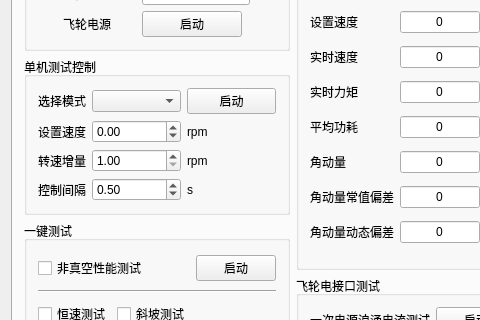
Old version of the form mainwindow.ui in the repository jamermontane/4nmflywheel; both pictures show x 0 to 480 and y 298 to 618 of the 1410 by 755 pixel window.
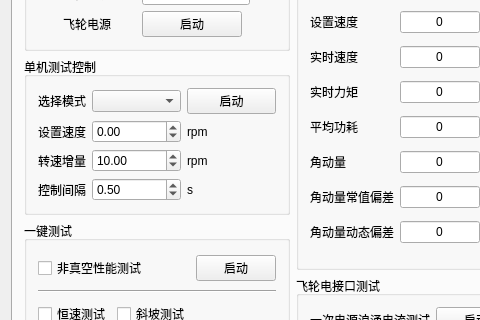
New version of the form. Icons and pictures are not drawn. Custom widgets are drawn as their Qt base class.

What changed in the file:
```diff
--- a/mainwindow.ui
+++ b/mainwindow.ui
@@ -1489,10 +1489,16 @@
            <item row="2" column="1">
             <widget class="QDoubleSpinBox" name="doubleSpinBox_motor_test_acc">
              <property name="minimum">
-              <double>1.000000000000000</double>
+              <double>-500.000000000000000</double>
              </property>
              <property name="maximum">
-              <double>50.000000000000000</double>
+              <double>500.000000000000000</double>
+             </property>
+             <property name="singleStep">
+              <double>10.000000000000000</double>
+             </property>
+             <property name="value">
+              <double>10.000000000000000</double>
              </property>
             </widget>
            </item>
```
